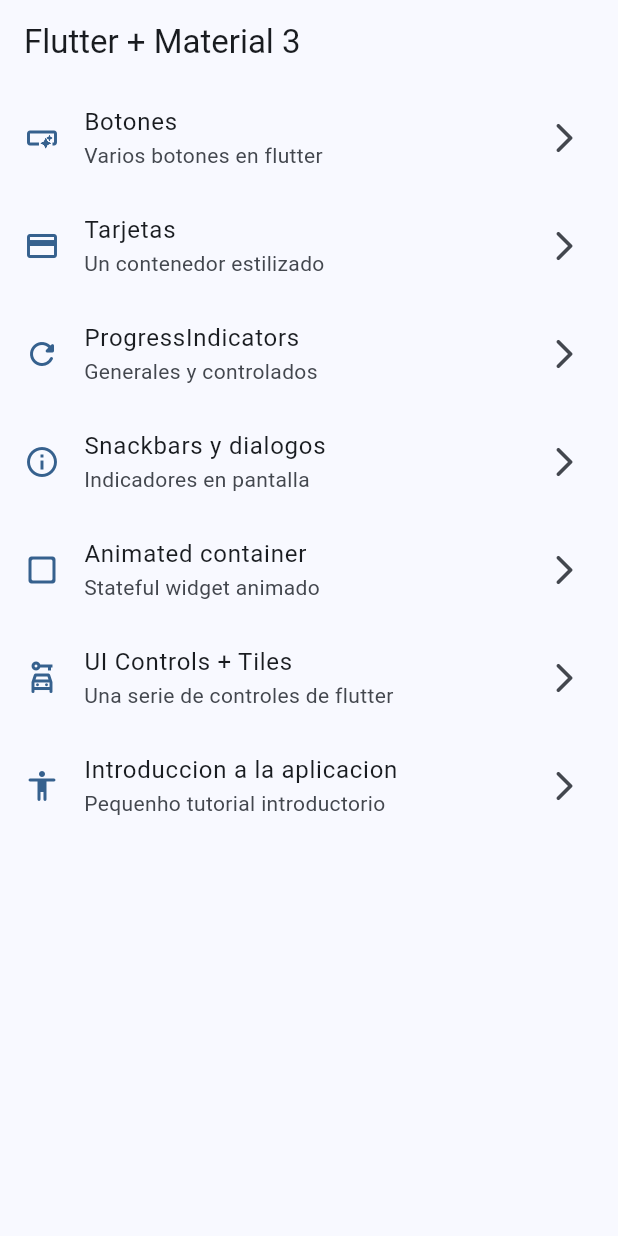
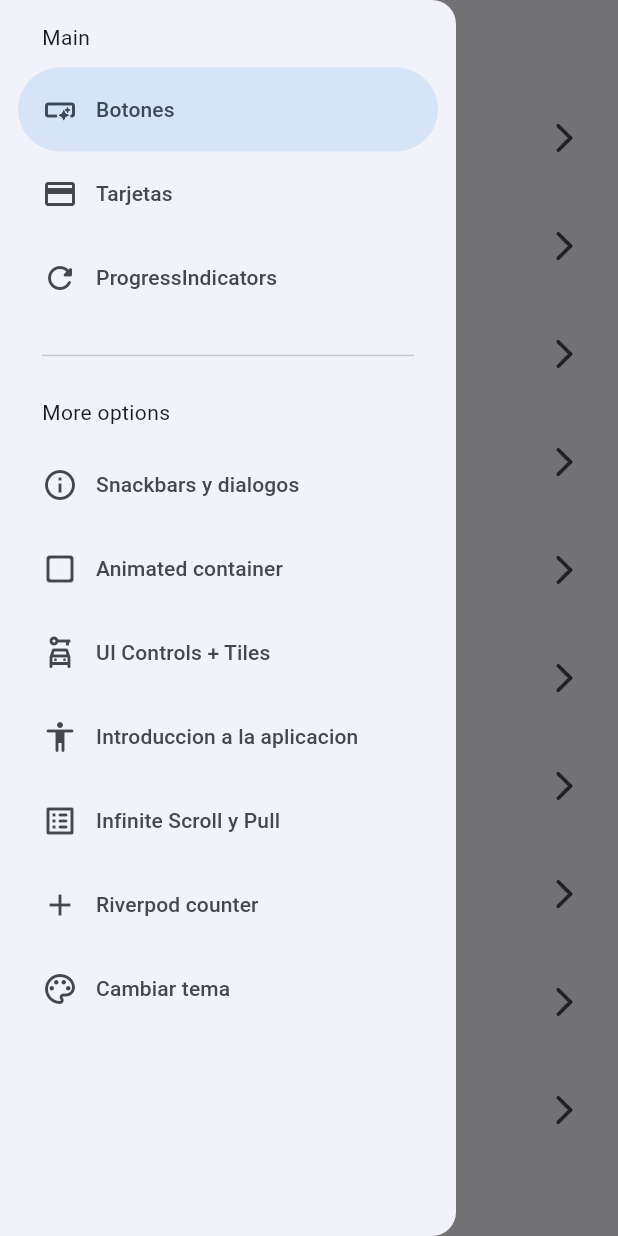
Before and after one commit to rgonzs/widgets_app, a Flutter app: the screen it shows after launch, with the side drawer open (before the commit the screen has no drawer), on a phone screen of 412 x 824 dp. Run offline on Flutter 3.47's test engine with Material 3 defaults, Android fonts, the phone set to English and light mode, and no system bars; our stand-ins replace animate_do, flutter_riverpod, go_router.

Commit message:
antes de state notifier

```diff
--- a/lib/config/menu/menu_items.dart
+++ b/lib/config/menu/menu_items.dart
@@ -57,4 +57,22 @@ const appMenuItems = <MenuItem>[
     link: '/tutorial',
     icon: Icons.accessibility_rounded,
   ),
+  MenuItem(
+    title: 'Infinite Scroll y Pull',
+    subTitle: 'Listas infinitas y pull to refresh',
+    link: '/infinite',
+    icon: Icons.list_alt_rounded,
+  ),
+  MenuItem(
+    title: 'Riverpod counter',
+    subTitle: 'Counter Screen Riverpod',
+    link: '/counter-river',
+    icon: Icons.add,
+  ),
+  MenuItem(
+    title: 'Cambiar tema',
+    subTitle: 'Cambiar tema de la aplicacion',
+    link: '/theme-changer',
+    icon: Icons.color_lens_outlined,
+  ),
 ];
--- a/lib/config/router/app_router.dart
+++ b/lib/config/router/app_router.dart
@@ -44,5 +44,20 @@ final appRouter = GoRouter(
       name: AppTutorialScreen.name,
       builder: (context, state) => const AppTutorialScreen(),
     ),
+    GoRoute(
+      path: '/infinite',
+      name: InfiniteScrollScreen.name,
+      builder: (context, state) => const InfiniteScrollScreen(),
+    ),
+    GoRoute(
+      path: '/counter-river',
+      name: CounterScreen.name,
+      builder: (context, state) => const CounterScreen(),
+    ),
+    GoRoute(
+      path: '/theme-changer',
+      name: ThemeChangerScreen.name,
+      builder: (context, state) => const ThemeChangerScreen(),
+    ),
   ],
 );
--- a/lib/config/theme/app_theme.dart
+++ b/lib/config/theme/app_theme.dart
@@ -14,8 +14,9 @@ const colorList = <Color>[
 
 class AppTheme {
   final int selectedColor;
+  final bool isDarkmode;
 
-  AppTheme({this.selectedColor = 0})
+  AppTheme({this.selectedColor = 0, this.isDarkmode = false})
       : assert(
           selectedColor >= 0,
           'Selected color must be greater than 0',
@@ -25,7 +26,10 @@ class AppTheme {
 
   ThemeData getTheme() => ThemeData(
         useMaterial3: true,
+        brightness: isDarkmode ? Brightness.dark : Brightness.light,
         colorSchemeSeed: colorList[selectedColor],
-        appBarTheme: const AppBarTheme(centerTitle: false),
+        appBarTheme: const AppBarTheme(
+          centerTitle: false,
+        ),
       );
 }
--- a/lib/main.dart
+++ b/lib/main.dart
@@ -1,21 +1,31 @@
 import 'package:flutter/material.dart';
+import 'package:flutter_riverpod/flutter_riverpod.dart';
 import 'package:widgets_app/config/router/app_router.dart';
 import 'package:widgets_app/config/theme/app_theme.dart';
+import 'package:widgets_app/presentation/providers/theme_provider.dart';
 
 void main() {
-  runApp(const MainApp());
+  runApp(
+    const ProviderScope(child: MainApp()),
+  );
 }
 
-class MainApp extends StatelessWidget {
+class MainApp extends ConsumerWidget {
   const MainApp({super.key});
 
   @override
-  Widget build(BuildContext context) {
+  Widget build(BuildContext context, WidgetRef ref) {
+    final isDarkmode = ref.watch(isDarkmodeProvider);
+    final selectedColor = ref.watch(selectedColorProvider);
+
     return MaterialApp.router(
       title: 'Flutter Widgets',
       routerConfig: appRouter,
       debugShowCheckedModeBanner: false,
-      theme: AppTheme(selectedColor: 0).getTheme(),
+      theme: AppTheme(
+        selectedColor: selectedColor,
+        isDarkmode: isDarkmode,
+      ).getTheme(),
     );
   }
 }
--- /dev/null
+++ b/lib/presentation/providers/counter_provider.dart
@@ -0,0 +1,3 @@
+import 'package:flutter_riverpod/flutter_riverpod.dart';
+
+final counterProvider = StateProvider((ref) => 5);
--- /dev/null
+++ b/lib/presentation/providers/theme_provider.dart
@@ -0,0 +1,11 @@
+import 'package:flutter_riverpod/flutter_riverpod.dart';
+import 'package:widgets_app/config/theme/app_theme.dart';
+
+final isDarkmodeProvider = StateProvider((ref) => false);
+
+// Listado de colores inmutables
+
+final colorListProvider = Provider((ref) => colorList);
+
+// un simple int
+final selectedColorProvider = StateProvider((ref) => 0);
--- a/lib/presentation/screens/app_tutorial/app_tutorial_screen.dart
+++ b/lib/presentation/screens/app_tutorial/app_tutorial_screen.dart
@@ -43,7 +43,6 @@ class _AppTutorialScreenState extends State<AppTutorialScreen> {
 
   @override
   void initState() {
-    // TODO: implement initState
     super.initState();
     pageviewController.addListener(() {
       final page = pageviewController.page ?? 0;
@@ -57,7 +56,6 @@ class _AppTutorialScreenState extends State<AppTutorialScreen> {
 
   @override
   void dispose() {
-    // TODO: implement dispose
     pageviewController.dispose();
 
     super.dispose();
@@ -94,7 +92,7 @@ class _AppTutorialScreenState extends State<AppTutorialScreen> {
                   right: 30,
                   child: FadeInRight(
                     from: 15,
-                    delay: const Duration(seconds: 1),
+                    delay: const Duration(milliseconds: 500),
                     child: FilledButton(
                       child: const Text('Comenzar'),
                       onPressed: () => context.pop(),
--- a/lib/presentation/screens/buttons/buttons_screen.dart
+++ b/lib/presentation/screens/buttons/buttons_screen.dart
@@ -37,7 +37,9 @@ class _ButtonsView extends StatelessWidget {
           children: [
             ElevatedButton(onPressed: () {}, child: const Text('Elevated')),
             const ElevatedButton(
-                onPressed: null, child: Text('Elevated disabled')),
+              onPressed: null,
+              child: Text('Elevated disabled'),
+            ),
             ElevatedButton.icon(
               onPressed: () {},
               icon: const Icon(Icons.access_alarm_rounded),
--- a/lib/presentation/screens/cards/cards_screen.dart
+++ b/lib/presentation/screens/cards/cards_screen.dart
@@ -191,7 +191,7 @@ class _CardType4 extends StatelessWidget {
               decoration: BoxDecoration(
                 color: colors.surface,
                 borderRadius:
-                    BorderRadius.only(bottomLeft: Radius.circular(20)),
+                    const BorderRadius.only(bottomLeft: Radius.circular(20)),
               ),
               child: IconButton(
                 icon: const Icon(Icons.more_vert_outlined),
--- a/lib/presentation/screens/home/home_screen.dart
+++ b/lib/presentation/screens/home/home_screen.dart
@@ -1,7 +1,7 @@
 import 'package:flutter/material.dart';
 import 'package:go_router/go_router.dart';
 import 'package:widgets_app/config/menu/menu_items.dart';
-import 'package:widgets_app/presentation/screens/screens.dart';
+import 'package:widgets_app/presentation/widgets/side_menu.dart';
 
 class HomeScreen extends StatelessWidget {
   static const String name = 'home_screen';
@@ -10,11 +10,15 @@ class HomeScreen extends StatelessWidget {
 
   @override
   Widget build(BuildContext context) {
+    final scaffoldKey = GlobalKey<ScaffoldState>();
+
     return Scaffold(
+      key: scaffoldKey,
       appBar: AppBar(
         title: const Text('Flutter + Material 3'),
       ),
       body: const _HomeView(),
+      drawer: SideMenu(scaffoldKey: scaffoldKey),
     );
   }
 }
--- a/lib/presentation/screens/screens.dart
+++ b/lib/presentation/screens/screens.dart
@@ -1,3 +1,4 @@
+
 export 'package:widgets_app/presentation/screens/animated/animated_screen.dart';
 export 'package:widgets_app/presentation/screens/app_tutorial/app_tutorial_screen.dart';
 export 'package:widgets_app/presentation/screens/infinite_scroll/infinite_scroll_screen.dart';
@@ -7,3 +8,5 @@ export 'package:widgets_app/presentation/screens/ui_controls/ui_controls_screen.
 export 'package:widgets_app/presentation/screens/buttons/buttons_screen.dart';
 export 'package:widgets_app/presentation/screens/cards/cards_screen.dart';
 export 'package:widgets_app/presentation/screens/home/home_screen.dart';
+export 'package:widgets_app/presentation/screens/counter/counter_screen.dart';
+export 'package:widgets_app/presentation/screens/theme_changer/theme_changer_screen.dart';
--- /dev/null
+++ b/lib/presentation/widgets/side_menu.dart
@@ -0,0 +1,60 @@
+import 'package:flutter/material.dart';
+import 'package:go_router/go_router.dart';
+import 'package:widgets_app/config/menu/menu_items.dart';
+
+class SideMenu extends StatefulWidget {
+  final GlobalKey<ScaffoldState> scaffoldKey;
+
+  const SideMenu({super.key, required this.scaffoldKey});
+
+  @override
+  State<SideMenu> createState() => _SideMenuState();
+}
+
+class _SideMenuState extends State<SideMenu> {
+  int nawDrawerIndex = 0;
+
+  @override
+  Widget build(BuildContext context) {
+    final hasNotch = MediaQuery.of(context).viewPadding.top > 35;
+
+    return NavigationDrawer(
+      onDestinationSelected: (value) {
+        setState(() {
+          nawDrawerIndex = value;
+        });
+
+        final menuItem = appMenuItems[value];
+        context.push(menuItem.link);
+        widget.scaffoldKey.currentState?.closeDrawer();
+      },
+      selectedIndex: nawDrawerIndex,
+      children: [
+        Padding(
+          padding: EdgeInsets.fromLTRB(28, hasNotch ? 10 : 15, 16, 10),
+          child: const Text('Main'),
+        ),
+        ...appMenuItems.sublist(0, 3).map(
+              (item) => NavigationDrawerDestination(
+                icon: Icon(item.icon),
+                label: Text(item.title),
+              ),
+            ),
+        const Padding(
+          padding: EdgeInsets.fromLTRB(28, 16, 28, 10),
+          child: Divider(),
+        ),
+        const Padding(
+          padding: EdgeInsets.fromLTRB(28, 10, 16, 10),
+          child: Text('More options'),
+        ),
+        ...appMenuItems.sublist(3).map(
+              (item) => NavigationDrawerDestination(
+                icon: Icon(item.icon),
+                label: Text(item.title),
+              ),
+            ),
+      ],
+    );
+  }
+}
--- a/pubspec.yaml
+++ b/pubspec.yaml
@@ -10,6 +10,7 @@ dependencies:
   animate_do: ^3.3.4
   flutter:
     sdk: flutter
+  flutter_riverpod: ^2.5.1
   go_router: ^13.2.0
 
 dev_dependencies:
```
Also changed, not shown: lib/presentation/screens/counter/counter_screen.dart (added, +47 -0 lines), lib/presentation/screens/infinite_scroll/infinite_scroll_screen.dart (+112 -2 lines), lib/presentation/screens/theme_changer/theme_changer_screen.dart (added, +59 -0 lines), pubspec.lock.
